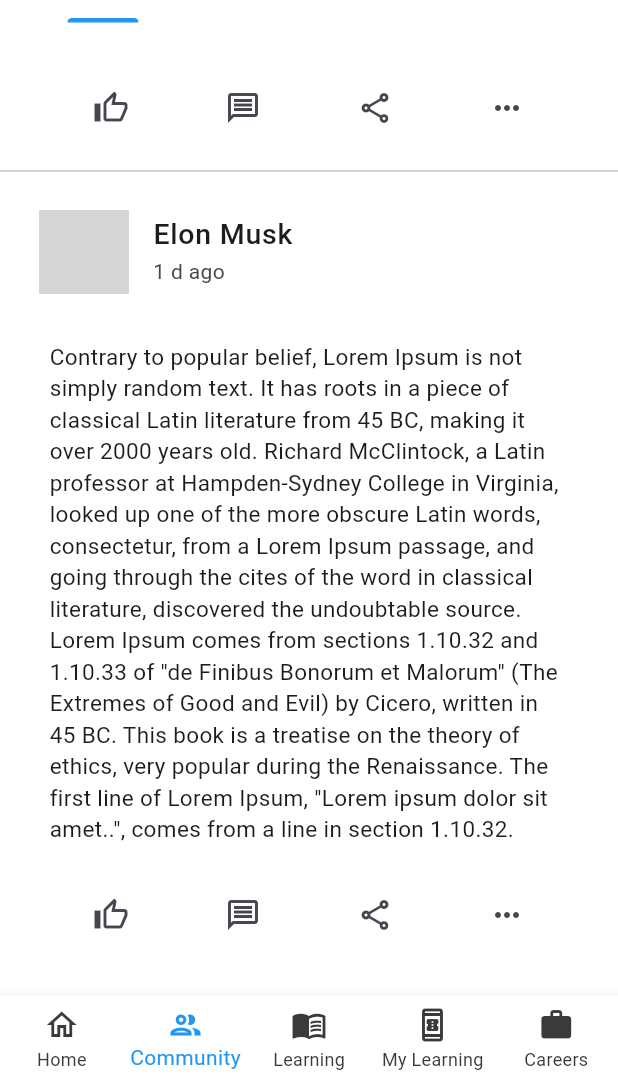
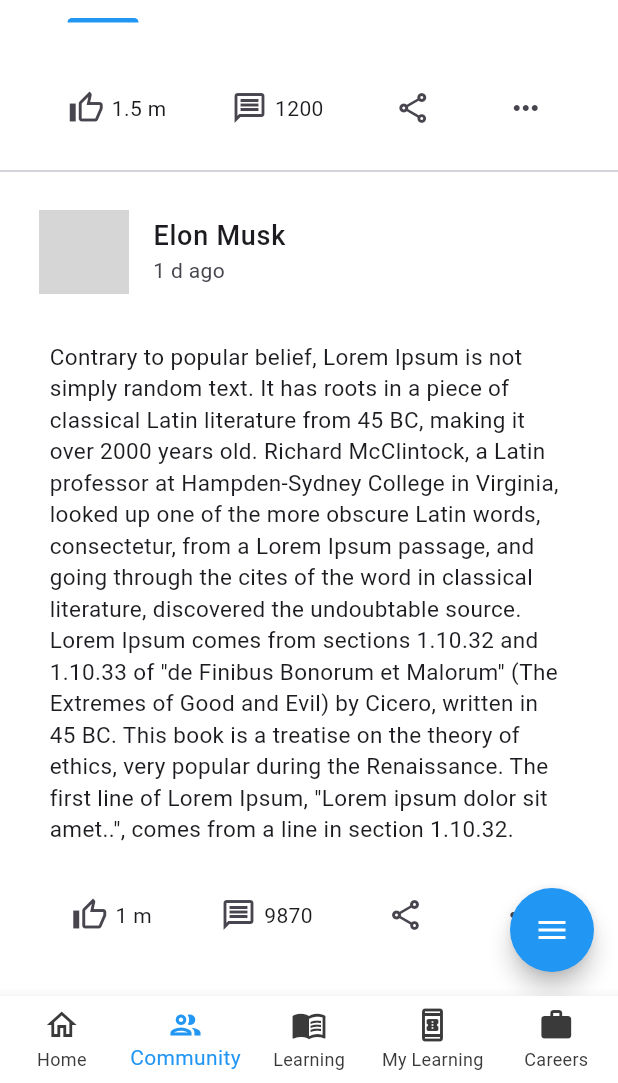
Before and after one commit to Athulolikkal/flutter_clone_centa, a Flutter app: the screen it shows after launch, item 2 of the bottom bar chosen, scrolled down 1456 dp, on a phone screen of 412 x 824 dp, the part 153-1236 px from its top. Run offline on Flutter 3.47's test engine with Material 3 defaults, Android fonts, the phone set to English and light mode, and no system bars; drawn by our look-alikes of flutter_speed_dial; network calls fail; grey boxes are pictures that could not be loaded.

Commit message:
community page in progress

```diff
--- a/lib/screens/community_screen.dart
+++ b/lib/screens/community_screen.dart
@@ -2,9 +2,10 @@
 import 'package:centa_clone/widgets/community_screen/following.dart';
 import 'package:centa_clone/widgets/community_screen/mygroup_widget.dart';
 import 'package:flutter/material.dart';
+import 'package:flutter_speed_dial/flutter_speed_dial.dart';
 
 class CommunityScreen extends StatefulWidget {
-  const CommunityScreen({super.key});
+  const CommunityScreen({Key? key}) : super(key: key);
 
   @override
   State<CommunityScreen> createState() => _CommunityScreenState();
@@ -13,15 +14,38 @@
 class _CommunityScreenState extends State<CommunityScreen>
     with SingleTickerProviderStateMixin {
   late TabController _tabController;
+  bool _showFloatingActionButton = true;
+  bool _expandableFloatingButton = true;
 
   @override
   void initState() {
+    super.initState();
     _tabController = TabController(length: 3, vsync: this);
+    _tabController.addListener(_tabControllerListener);
+  }
+
+  @override
+  void dispose() {
+    _tabController.dispose();
+    super.dispose();
+  }
+
+  void _tabControllerListener() {
+    setState(() {
+      _showFloatingActionButton =
+          _tabController.index == 0 || _tabController.index == 1;
+      _expandableFloatingButton = _tabController.index == 0;
+    });
+  }
+
+  void changeTabIndex(int index) {
+    _tabController.animateTo(index);
   }
 
   @override
   Widget build(BuildContext context) {
-    return Column(
+    return Scaffold(
+      body: Column(
         children: [
           TabBar(
             dividerColor: Colors.white,
@@ -38,14 +62,43 @@
           Expanded(
             child: TabBarView(
               controller: _tabController,
-            children: const [
-              ExploreWidget(),
-              FollowingWidget(),
-              MyGroupWidget(),
+              children: [
+                const ExploreWidget(),
+                FollowingWidget(changeTabIndex: changeTabIndex),
+                const MyGroupWidget(),
               ],
             ),
           )
         ],
+      ),
+      floatingActionButton: _expandableFloatingButton
+          ? SpeedDial(
+              backgroundColor: Colors.blue,
+              foregroundColor: Colors.white,
+              animatedIcon: AnimatedIcons.menu_close,
+              children: [
+                SpeedDialChild(
+                  child: const Icon(Icons.poll_outlined),
+                  label: 'Create a Poll!',
+                ),
+                SpeedDialChild(
+                    child: const Icon(Icons.post_add_outlined),
+                    label: 'Add Post'),
+              ],
+            )
+          : _showFloatingActionButton
+              ? FloatingActionButton(
+                  onPressed: () {},
+                  backgroundColor: Colors.blue,
+                  shape: RoundedRectangleBorder(
+                      borderRadius: BorderRadius.circular(50)),
+                  child: const Icon(
+                    Icons.edit,
+                    color: Colors.white,
+                    size: 25,
+                  ),
+                )
+              : null,
     );
   }
 }
--- a/lib/widgets/community_screen/explore_widget.dart
+++ b/lib/widgets/community_screen/explore_widget.dart
@@ -25,7 +25,7 @@
                         title: Text(
                           communityPost[index]['user_name'],
                           style: const TextStyle(
-                              fontSize: 19, fontWeight: FontWeight.w500),
+                              fontSize: 18, fontWeight: FontWeight.w500),
                         ),
                         subtitle:
                             Text("${communityPost[index]['time_ago']} ago"),
@@ -34,7 +34,7 @@
                         padding: const EdgeInsets.all(23.0),
                         child: Text(
                           communityPost[index]['content'],
-                          style: TextStyle(fontSize: 15),
+                          style: const TextStyle(fontSize: 15),
                         ),
                       ),
                       Row(
@@ -42,24 +42,41 @@
                         children: [
                           IconButton(
                               onPressed: () {
-                                print('share');
+                                print('like');
                               },
-                              icon:const Icon(Icons.thumb_up_alt_outlined)),
+                              icon: Row(
+                                children: [
+                                  const Icon(Icons.thumb_up_alt_outlined),
+                                  const SizedBox(
+                                    width: 5,
+                                  ),
+                                  Text(communityPost[index]['likes'])
+                                ],
+                              )),
+                          IconButton(
+                            onPressed: () {
+                              print('message');
+                            },
+                            icon: Row(
+                              children: [
+                                  const Icon(Icons.message_outlined),
+                                   const SizedBox(
+                                    width: 5,
+                                  ),
+                                  Text("${communityPost[index]['comments']}")
+                              ],
+                            ),
+                          ),
                           IconButton(
                               onPressed: () {
                                 print('share');
                               },
-                              icon:const Icon(Icons.message_outlined)),
+                              icon: const Icon(Icons.share_outlined)),
                           IconButton(
                               onPressed: () {
-                                print('share');
+                                print('more');
                               },
-                              icon:const Icon(Icons.share_outlined)),
-                          IconButton(
-                              onPressed: () {
-                                print('share');
-                              },
-                              icon:const Icon(Icons.more_horiz_outlined)),
+                              icon: const Icon(Icons.more_horiz_outlined)),
                         ],
                       )
                     ],
--- a/pubspec.yaml
+++ b/pubspec.yaml
@@ -35,6 +35,7 @@
   # The following adds the Cupertino Icons font to your application.
   # Use with the CupertinoIcons class for iOS style icons.
   cupertino_icons: ^1.0.6
+  flutter_speed_dial: ^7.0.0
 
 dev_dependencies:
   flutter_test:
```
Also changed, not shown: lib/widgets/community_screen/following.dart (+43 -3 lines), lib/widgets/community_screen/mygroup_widget.dart (+36 -3 lines), assets/images/empty_data.png (added), pubspec.lock. Lines whose indentation alone changed are shown as unchanged.
